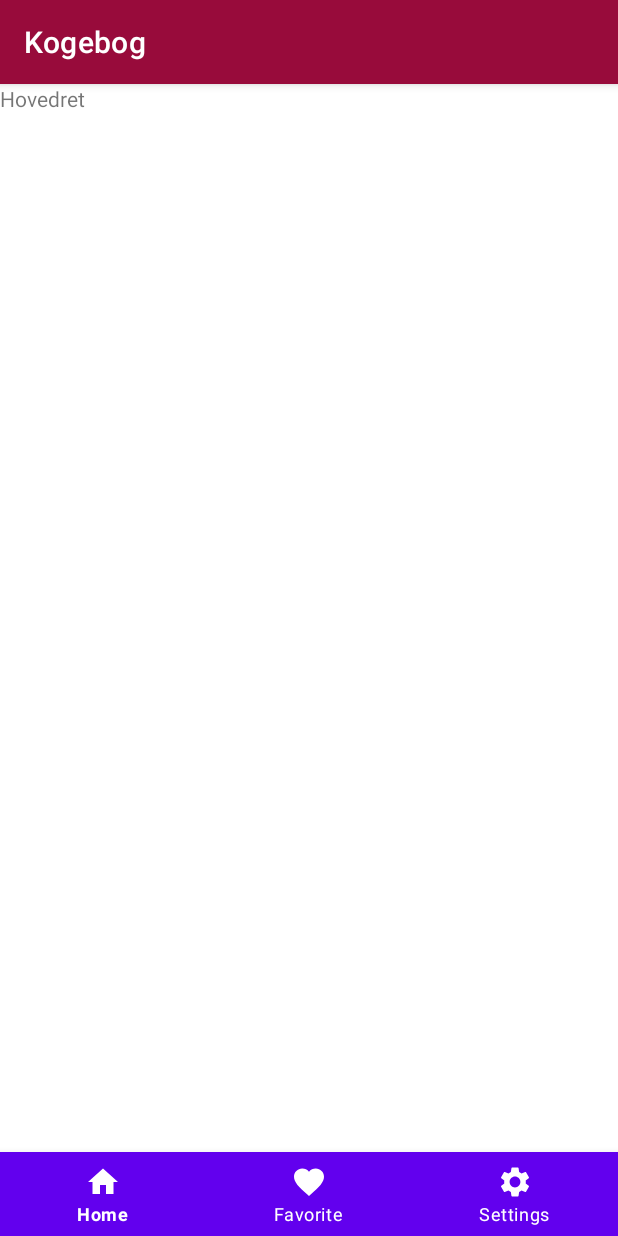
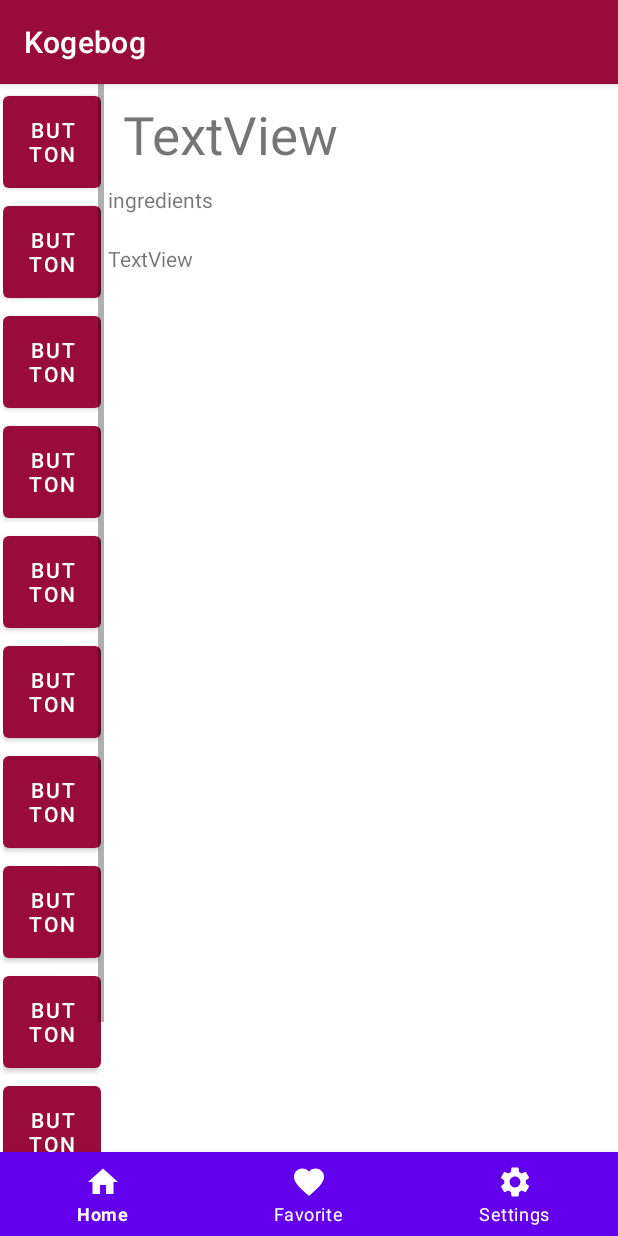
Before and after one commit to yuyus19/KogeBog, an Android app: the screen it shows after launch (MainActivity), after a tap on "HOVEDRETTER", on a phone screen of 412 x 824 dp. Run offline under Robolectric (Android 15) with nearby library versions, the phone set to English and light mode, and no system bars.

Commit message:
med to opskrifter

```diff
--- a/app/src/main/java/com/example/kogebog/homeOption/HovedretFragment.kt
+++ b/app/src/main/java/com/example/kogebog/homeOption/HovedretFragment.kt
@@ -6,55 +6,54 @@ import android.view.LayoutInflater
 import android.view.View
 import android.view.ViewGroup
 import com.example.dicerally.R
+import com.example.dicerally.databinding.FragmentHovedretBinding
+import com.example.dicerally.databinding.FragmentRecipeBinding
 
-// TODO: Rename parameter arguments, choose names that match
-// the fragment initialization parameters, e.g. ARG_ITEM_NUMBER
-private const val ARG_PARAM1 = "param1"
-private const val ARG_PARAM2 = "param2"
 
-/**
- * A simple [Fragment] subclass.
- * Use the [HovedretFragment.newInstance] factory method to
- * create an instance of this fragment.
- */
 class HovedretFragment : Fragment() {
-    // TODO: Rename and change types of parameters
-    private var param1: String? = null
-    private var param2: String? = null
 
-    override fun onCreate(savedInstanceState: Bundle?) {
-        super.onCreate(savedInstanceState)
-        arguments?.let {
-            param1 = it.getString(ARG_PARAM1)
-            param2 = it.getString(ARG_PARAM2)
+
+
+    private var _binding: FragmentHovedretBinding?=null
+    // This property is only valid between onCreateView and
+// onDestroyView.
+    private val binding get() = _binding!!
+
+    override fun onCreateView(
+        inflater: LayoutInflater,
+        container: ViewGroup?,
+        savedInstanceState: Bundle?
+    ): View? {
+        _binding = FragmentHovedretBinding.inflate(inflater, container, false)
+
+
+        binding.button1.setOnClickListener {
+         val array = resources.getStringArray(R.array.Lasagne)
+            binding.titelOpskrift.setText(array[0])
+            binding.ingredientsOpskrift.setText(array[1])
+            binding.manual.setText(array[2])
+
+
+
         }
+        binding.button2.setOnClickListener {
+            val array = resources.getStringArray(R.array.Spaghetti)
+            binding.titelOpskrift.setText(array[0])
+            binding.ingredientsOpskrift.setText(array[1])
+            binding.manual.setText(array[2])
+        }
+
+
+
+
+
+        val view = binding.root
+        return view
     }
 
-    override fun onCreateView(
-        inflater: LayoutInflater, container: ViewGroup?,
-        savedInstanceState: Bundle?
-    ): View? {
-        // Inflate the layout for this fragment
-        return inflater.inflate(R.layout.fragment_hovedret, container, false)
+    override fun onDestroyView() {
+        super.onDestroyView()
+        _binding = null
     }
 
-    companion object {
-        /**
-         * Use this factory method to create a new instance of
-         * this fragment using the provided parameters.
-         *
-         * @param param1 Parameter 1.
-         * @param param2 Parameter 2.
-         * @return A new instance of fragment HovedretFragment.
-         */
-        // TODO: Rename and change types and number of parameters
-        @JvmStatic
-        fun newInstance(param1: String, param2: String) =
-            HovedretFragment().apply {
-                arguments = Bundle().apply {
-                    putString(ARG_PARAM1, param1)
-                    putString(ARG_PARAM2, param2)
-                }
-            }
-    }
 }
--- a/app/src/main/res/layout/fragment_hovedret.xml
+++ b/app/src/main/res/layout/fragment_hovedret.xml
@@ -6,9 +6,118 @@
     tools:context="com.example.kogebog.homeOption.HovedretFragment">
 
     <!-- TODO: Update blank fragment layout -->
-    <TextView
-        android:layout_width="match_parent"
+
+    <ScrollView
+        android:layout_width="69dp"
+        android:layout_height="match_parent">
+
+        <LinearLayout
+            android:layout_width="match_parent"
+            android:layout_height="wrap_content"
+            android:orientation="vertical"
+            android:padding="2dp">
+
+            <Button
+                android:id="@+id/button1"
+                android:layout_width="wrap_content"
+                android:layout_height="73dp"
+                android:text="Button" />
+
+            <Button
+                android:id="@+id/button2"
+                android:layout_width="wrap_content"
+                android:layout_height="73dp"
+                android:text="Button" />
+
+            <Button
+                android:id="@+id/button3"
+                android:layout_width="wrap_content"
+                android:layout_height="73dp"
+                android:text="Button" />
+
+            <Button
+                android:id="@+id/button4"
+                android:layout_width="wrap_content"
+                android:layout_height="73dp"
+                android:text="Button" />
+
+            <Button
+                android:id="@+id/button5"
+                android:layout_width="wrap_content"
+                android:layout_height="73dp"
+                android:text="Button" />
+
+            <Button
+                android:id="@+id/button6"
+                android:layout_width="wrap_content"
+                android:layout_height="73dp"
+                android:text="Button" />
+
+            <Button
+                android:id="@+id/button7"
+                android:layout_width="wrap_content"
+                android:layout_height="73dp"
+                android:text="Button" />
+
+            <Button
+                android:id="@+id/button8"
+                android:layout_width="wrap_content"
+                android:layout_height="73dp"
+                android:text="Button" />
+
+            <Button
+                android:id="@+id/button9"
+                android:layout_width="wrap_content"
+                android:layout_height="73dp"
+                android:text="Button" />
+
+            <Button
+                android:id="@+id/button10"
+                android:layout_width="wrap_content"
+                android:layout_height="73dp"
+                android:text="Button" />
+
+            <Button
+                android:id="@+id/button11"
+                android:layout_width="wrap_content"
+                android:layout_height="73dp"
+                android:text="Button" />
+
+        </LinearLayout>
+    </ScrollView>
+
+    <ScrollView
+        android:layout_width="345dp"
         android:layout_height="match_parent"
-        android:text="@string/Hovedret" />
+        android:layout_gravity="right">
+
+        <LinearLayout
+            android:layout_width="match_parent"
+            android:layout_height="wrap_content"
+            android:orientation="vertical"
+            android:paddingLeft="5dp">
+
+            <TextView
+                android:id="@+id/titel_opskrift"
+                android:layout_width="match_parent"
+                android:layout_height="wrap_content"
+                android:padding="10dp"
+                android:text="TextView"
+                android:textSize="35dp" />
+
+            <TextView
+                android:id="@+id/ingredients_opskrift"
+                android:layout_width="match_parent"
+                android:layout_height="wrap_content"
+                android:text="ingredients" />
+
+            <TextView
+                android:id="@+id/manual"
+                android:layout_width="match_parent"
+                android:layout_height="wrap_content"
+                android:layout_marginTop="20dp"
+                android:text="TextView" />
+        </LinearLayout>
+    </ScrollView>
 
 </FrameLayout>
--- a/app/src/main/res/navigation/navigation.xml
+++ /dev/null
@@ -1,21 +0,0 @@
-<?xml version="1.0" encoding="utf-8"?>
-<navigation xmlns:android="http://schemas.android.com/apk/res/android"
-    xmlns:app="http://schemas.android.com/apk/res-auto"
-    xmlns:tools="http://schemas.android.com/tools"
-    android:id="@+id/navigation"
-    app:startDestination="@id/recipeFragment3">
-    <fragment
-        android:id="@+id/recipeFragment3"
-        android:name="com.example.kogebog.homeOption.RecipeFragment"
-        android:label="fragment_recipe"
-        tools:layout="@layout/fragment_recipe" >
-        <action
-            android:id="@+id/action_recipeFragment3_to_startermealFragment2"
-            app:destination="@id/startermealFragment2" />
-    </fragment>
-    <fragment
-        android:id="@+id/startermealFragment2"
-        android:name="com.example.dicerally.homeOption.startermealFragment"
-        android:label="fragment_startermeal"
-        tools:layout="@layout/fragment_startermeal" />
-</navigation>
--- a/app/src/main/res/values/strings.xml
+++ b/app/src/main/res/values/strings.xml
@@ -10,47 +10,71 @@
     <string name="Home" />
     <string name="Hovedret" >Hovedret</string>
     <string name="Forret" >Forret</string>
-    <string name="homey">The exhausting routine of Elder Zhou’s training the next day passed by in a blur. The Elder worked them to the bone, drilling the basics of unarmed combat into her and the other students unfamiliar with it on top of the usual physical conditioning and qi diffusing.
+    <string-array
+        name="Spaghetti">
+        <item
+            >Spaghetti Bolognese</item>
+        <item
+            >50 g bacon
+2 løg, finthakket
+2 fed hvidløg, finthakket
+3 stængler frisk timian, eller 2 tsk tørret
+500 g hakket oksekød
+1 dl rødvin
+100 g soltørrede tomater, finthakket
+2 spsk rød balsamico
+2 dåser hakkede tomater
+2 spsk olivenolie
+salt
+sort peber, friskkværnet</item>
+        <item
+            >Steg bacon i olivenolie i en tykbundet gryde ved middelhøj varme. Tag baconen op og lad den dryppe af på et stykke køkkenrulle.
 
-The training was rewarding. Ling Qi could feel herself gradually growing stronger and tougher with every day even as her dantian continued to grow as well.
+Kom løg, hvidløg og timian i gryden med baconfedt og steg det under omrøring, til løgene er bløde og klare.
 
-That didn’t mean she wasn’t relieved to finally settle into the mineral spring with Gu Xiulan afterward. The water felt amazing as the warmth seeped in and sapped the aches and fatigue from her limbs.
+Tilsæt kødet og brun det, hæld rødvinen ved og lad det koge lidt ind. Tilsæt soltørrede tomater, balsamico og hakkede tomater. Skær den ristede bacon i små tern og kom den tilbage i gryden.
 
-She almost felt a little bad for kind of tuning out on what Gu Xiulan was actually talking about. Gu Xiulan had gone off on a tangent about some kind of skin cleansing and protecting oils from her home province, how she wished she had brought more to the sect with her, and how she was worried she might begin to tan. Ling Qi wasn’t foolish enough to actually ignore the other girl, but it could be hard to keep her attention on Gu Xiulan’s inane ramblings.
+Læg låg på og lad det simre i en times tid ved lav varme. Hold øje med, at det ikke koger tørt, tilsæt lidt ekstra grøntsagsboullion eller rødvin. Hvis saucen er for våd, så tag låget af og kog lidt op, mens spaghettien gøres klar.
 
-“That aside, I hear you managed to receive a prize from Elder Su yesterday afternoon. Congratulations. It’s good to see that you aren’t satisfied with only excelling in one branch of cultivation.”
-
-Ling Qi forced herself to focus on the blurred form of her companion through the steam rising from the gently bubbling spring.
-
-“Ah, yeah. I need all of the advantages I can get, right?
-
-“Thank you. I just wish I hadn’t had to stand up in front of everyone and make even more of a target of myself.” Ling Qi sank further down into the water with a gloomy expression.
-
-“I will never understand your aversion to attention.” Gu Xiulan responded with a sigh, resting her cheek in her hand as she looked at Ling Qi through the steam. “But I suppose that is a different kind of charm. Perhaps it is for the best anyway.”
+Kog spaghetti efter anvisning på pakken. Server pastaen i dybe tallerkener med bolognese, et stænk olivenolie og masser af friskrevet parmesanost.</item>
+    </string-array>
 
 
-Ling Qi didn’t want the other girl to start rambling again so she quickly changed the subject. “Why don’t you attend Elder Su’s lessons anyway? I’ve seen Han Jian there a couple times and now that I think about it, Fan Yu and Han Fang as well never you though. How come?”
+    <string-array
+        name="Lasagne">
+        <item
+            >Valdemarsro Lasagne</item>
+        <item
+            >2 løg, finthakket
+4 fed hvidløg, finthakket
+400 g hakket oksekød
+2 tsk oregano, tørret
+1 tsk timian, tørret
+4 gulerod, groftrevet
+5 stængler bladselleri, groftrevet
+1 squash, groftrevet
+1 dl tomatpuré
+2 dåser hakkede tomater
+1 dl rødvin, eller grøntsagsboullion
+2 spsk olivenolie
+salt
+sort peber, friskkværnet</item>
+        <item
+            >Lasagnesauce
+Sauter løg og hvidløg i olivenolie, til de er gennemsigtige.
 
-    “Well as much as an Elder’s teaching is useful, I know the majority of what she is teaching already.” Gu Xiulan shrugged, idly brushing a few damp strands of her loose hair out of her eyes.
+Tilsæt kødet og brun det ved høj varme. Skru ned for varmen og tilsæt resten af ingredienserne.
 
-“My family has a strong focus on the spiritual arts so I have quite a lot to practice as it is. I intend to master the second technique of my clan’s movement art soon. I have been preparing to open another channel for it this week.”
+Lad saucen simrekoge under låg i 2-6 timer – jo længere jo bedre. Smag på saucen løbende og smag til med fx. grøntsagsbouillon, flere krydderier, tomatpuré, flåede tomater efter smag – og endelig også salt og peber.
 
-“Oh,” Ling Qi responded, leaning back against the wall of the chamber. “Should I be focusing more on arts instead of the lessons?”
+Mornaysauce
+Smelt smørret i en gryde, kom mel i og pisk, til det har samlet sig til en bolle. Pisk mælken langsomt i lidt ad gangen, til konsistensen er som en sauce. Kom ost i og pisk, til den er smeltet. Smag til med revet muskatnød, salt og peber.
 
+Lasagne
+Kom et lag mornaysauce i et smurt ovnfast fad.
 
-“No. For one of your station, they are quite necessary. I imagine I could learn quite a lot about the theory if I took the time to attend. I admit, I have no talent for such things, and I have little use for academic minutiae,” Gu Xiulan said. Ling Qi had a sneaking suspicion that Li Suyin and Gu Xiulan wouldn’t get along.
+Kom derefter skiftevis lasagnesauce og -plader i fadet og slut af med sauce.
 
-“Spiritual cultivation should be a thing of passion and instinct, not rote memorization and repetition. I could hardly master my clan’s arts with such a mindset.”
-
-Ling Qi frowned, feeling a little offended on Elder Su’s behalf, but she knew Gu Xiulan probably had more reasons than she was sharing. “Alright. Do you know if Han Jian has any free time?”
-
-Gu Xiulan gave her a sharp, dangerous look, and Ling Qi winced.
-
-“I was wondering if you and the others were getting together for any training is all,” Ling Qi hastily clarified. “I - I thought that we could try to share some insights and work on our group tactics or… something?”
-
-Gu Xiulan’s expression softened, and she nodded.
-
-“Hm. Now that Yu has come back out from seclusion, I believe Jian was considering something like that for this afternoon. I suppose you can come along.”
-
-</string>
+Top til sidst med et lag mornaysauce. Kom fadet i en forvarmet ovn ved 175 grader varmluft og bag lasagnen i ca. 20-25 minutter, til lasagnepladerne er møre med lidt bid.</item>
+    </string-array>
 </resources>
```
